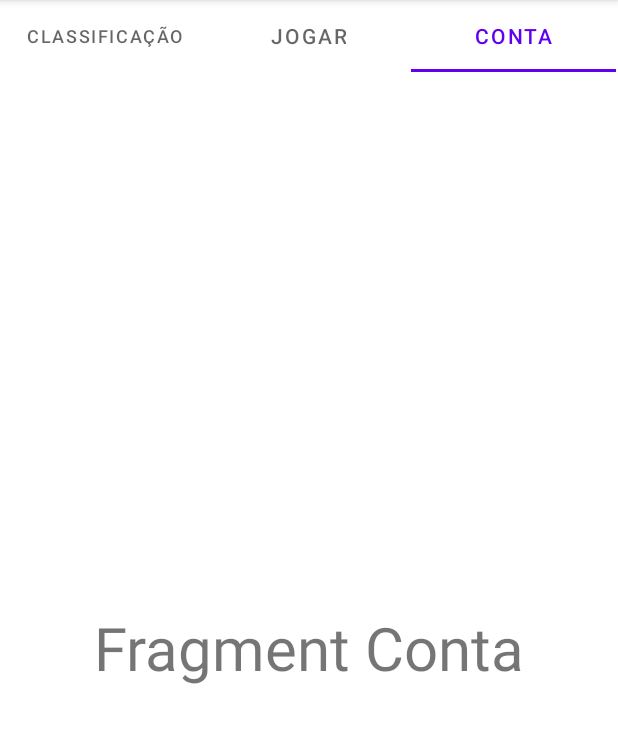
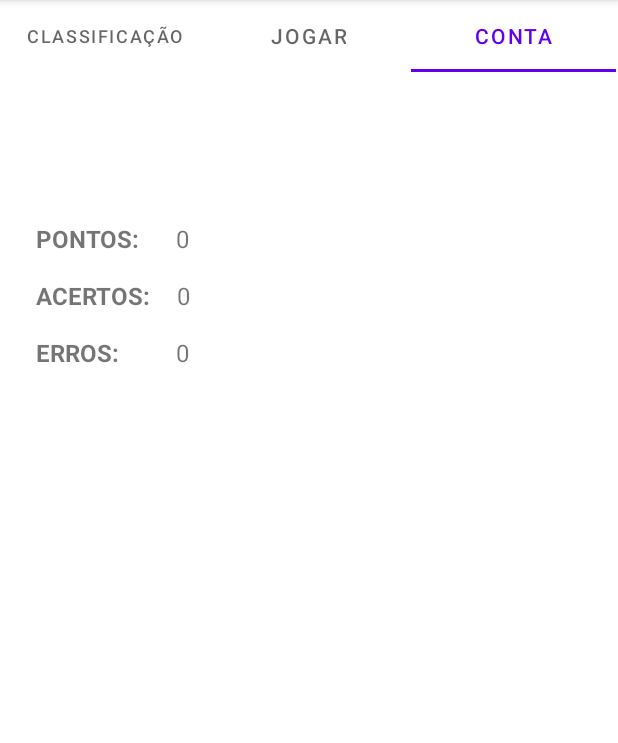
Before and after one commit to arthur-timoteo/cti_tcc_batata-quente, an Android app: the screen it shows after launch (MainActivity), tab 3 chosen, on a phone screen of 412 x 824 dp, the part 84-827 px from its top. Run offline under Robolectric (Android 15) with nearby library versions, the light colour scheme and no system bars; network calls fail.

Commit message:
ContaFragment - elements created

```diff
--- a/app_mobile/app/src/main/res/layout/fragment_conta.xml
+++ b/app_mobile/app/src/main/res/layout/fragment_conta.xml
@@ -6,11 +6,78 @@
     android:layout_height="match_parent"
     tools:context=".view.fragment.ContaFragment">
 
-    <TextView
+    <androidx.constraintlayout.widget.ConstraintLayout
         android:layout_width="match_parent"
-        android:layout_height="match_parent"
-        android:text="Fragment Conta"
-        android:gravity="center"
-        android:textSize="40dp"/>
+        android:layout_height="match_parent">
+
+        <TextView
+            android:id="@+id/textView2"
+            android:layout_width="wrap_content"
+            android:layout_height="wrap_content"
+            android:layout_marginStart="24dp"
+            android:layout_marginTop="100dp"
+            android:text="PONTOS:"
+            android:textSize="16sp"
+            android:textStyle="bold"
+            app:layout_constraintStart_toStartOf="parent"
+            app:layout_constraintTop_toTopOf="parent" />
+
+        <TextView
+            android:id="@+id/textView3"
+            android:layout_width="wrap_content"
+            android:layout_height="wrap_content"
+            android:layout_marginStart="24dp"
+            android:layout_marginTop="16dp"
+            android:text="ACERTOS:"
+            android:textSize="16sp"
+            android:textStyle="bold"
+            app:layout_constraintStart_toStartOf="parent"
+            app:layout_constraintTop_toBottomOf="@+id/textView2" />
+
+        <TextView
+            android:id="@+id/textView4"
+            android:layout_width="wrap_content"
+            android:layout_height="wrap_content"
+            android:layout_marginStart="24dp"
+            android:layout_marginTop="16dp"
+            android:text="ERROS:"
+            android:textSize="16sp"
+            android:textStyle="bold"
+            app:layout_constraintStart_toStartOf="parent"
+            app:layout_constraintTop_toBottomOf="@+id/textView3" />
+
+        <TextView
+            android:id="@+id/txtViewPontos"
+            android:layout_width="wrap_content"
+            android:layout_height="wrap_content"
+            android:layout_marginStart="24dp"
+            android:layout_marginTop="100dp"
+            android:text="0"
+            android:textSize="16sp"
+            app:layout_constraintStart_toEndOf="@+id/textView2"
+            app:layout_constraintTop_toTopOf="parent" />
+
+        <TextView
+            android:id="@+id/txtViewAcertos"
+            android:layout_width="wrap_content"
+            android:layout_height="wrap_content"
+            android:layout_marginStart="18dp"
+            android:layout_marginTop="16dp"
+            android:text="0"
+            android:textSize="16sp"
+            app:layout_constraintStart_toEndOf="@+id/textView3"
+            app:layout_constraintTop_toBottomOf="@+id/txtViewPontos" />
+
+        <TextView
+            android:id="@+id/txtViewErros"
+            android:layout_width="wrap_content"
+            android:layout_height="wrap_content"
+            android:layout_marginStart="38dp"
+            android:layout_marginTop="16dp"
+            android:text="0"
+            android:textSize="16sp"
+            app:layout_constraintStart_toEndOf="@+id/textView4"
+            app:layout_constraintTop_toBottomOf="@+id/txtViewAcertos" />
+    </androidx.constraintlayout.widget.ConstraintLayout>
 
 </FrameLayout>
```
Also changed, not shown: app_mobile/app/src/main/java/com/example/batataquente/adapter/PalavraAdapter.java (line endings or trailing spaces).
